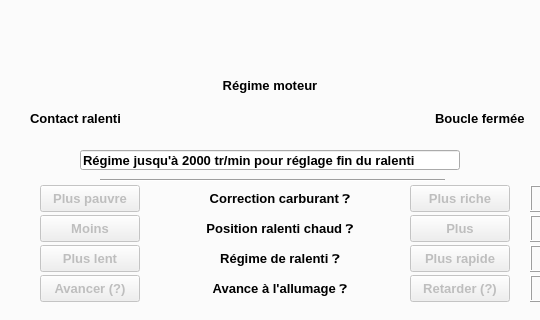
Before: the Qt Designer form mainwindow.ui in mini56/Mems-scan-fr, drawn with Qt 5; both pictures show x 232 to 772 and y 276 to 596 of the 1300 by 690 pixel window.
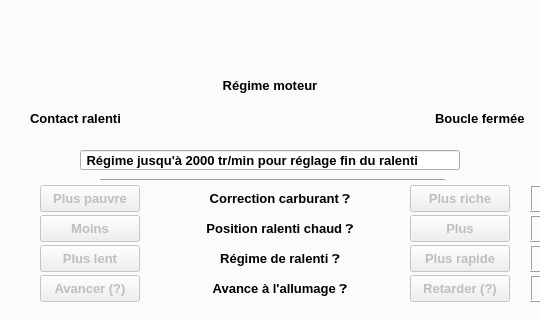
After: the same form once the commit is applied. The open tabs and pages were chosen to show the change. Custom widgets are drawn as their Qt base class.

```diff
--- a/mainwindow.ui
+++ b/mainwindow.ui
@@ -1269,7 +1269,7 @@
        </rect>
       </property>
       <property name="text">
-       <string>Régime jusqu'à 2000 tr/min pour réglage fin du ralenti</string>
+       <string> Régime jusqu'à 2000 tr/min pour réglage fin du ralenti</string>
       </property>
      </widget>
 	 <widget class="QPushButton" name="m_resetECUButton">
```
